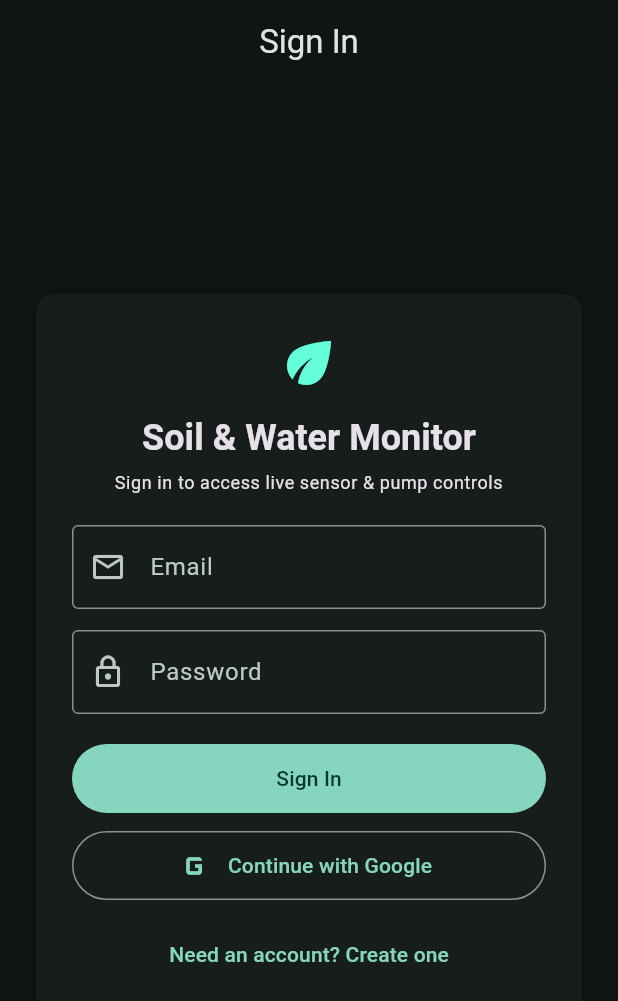
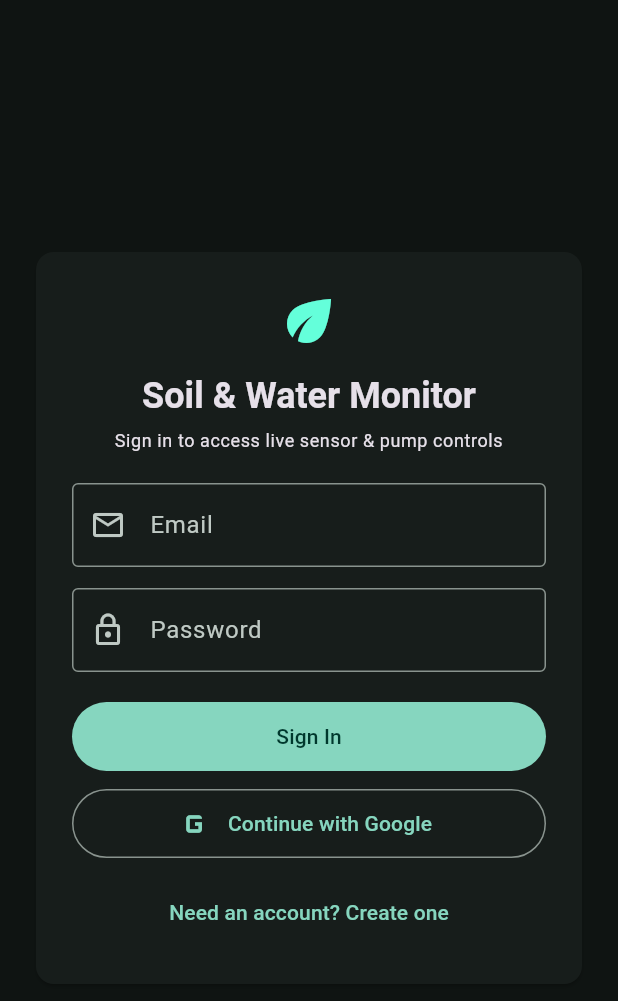
Before and after one commit to rolandointig6-ai/moisturesensor, a Flutter app: the screen it shows after launch, on a phone screen of 412 x 824 dp. Shown: the top 1001 px of the screen. Run offline on Flutter 3.47's test engine with Material 3 defaults, Android fonts, the phone set to English and light mode, and no system bars; our stand-ins replace cloud_firestore, firebase_auth, firebase_core, google_sign_in; accounts and stored records are empty.

Commit message:
Remove top Sign In header from login page

```diff
--- a/lib/pages/login_page.dart
+++ b/lib/pages/login_page.dart
@@ -100,10 +100,6 @@ class _LoginPageState extends State<LoginPage> {
   @override
   Widget build(BuildContext context) {
     return Scaffold(
-      appBar: AppBar(
-        title: Text(_isRegisterMode ? 'Create Account' : 'Sign In'),
-        centerTitle: true,
-      ),
       body: Center(
         child: ConstrainedBox(
           constraints: const BoxConstraints(maxWidth: 420),
```
Also changed, not shown: 2 other files.
